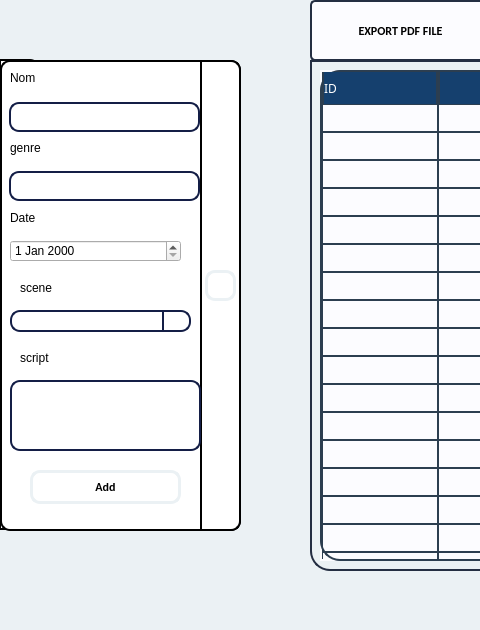
HyperDarkmoon/TVEmpire, file emission.ui: the form before one commit; both pictures show x 0 to 480 and y 100 to 730 of the 1310 by 730 pixel window.
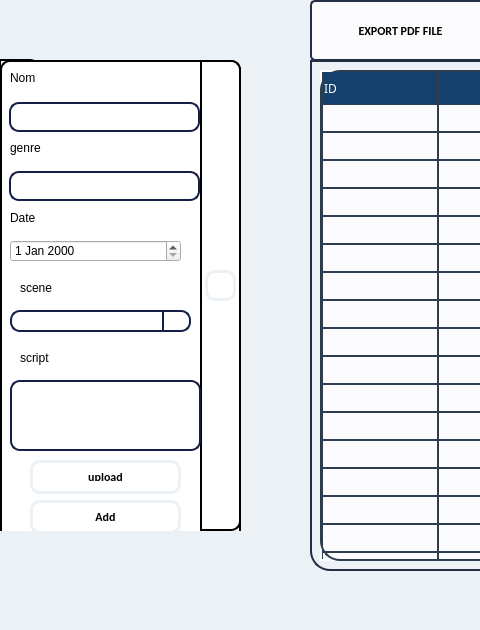
The form after the commit. Icons and pictures are not drawn.

Diff of the .ui file:
```diff
--- a/emission.ui
+++ b/emission.ui
@@ -632,7 +632,7 @@
        <x>0</x>
        <y>0</y>
        <width>241</width>
-       <height>471</height>
+       <height>531</height>
       </rect>
      </property>
      <property name="styleSheet">
@@ -803,7 +803,7 @@
      <property name="geometry">
       <rect>
        <x>30</x>
-       <y>410</y>
+       <y>440</y>
        <width>151</width>
        <height>34</height>
       </rect>
@@ -1014,6 +1014,47 @@
       <string/>
      </property>
     </widget>
+    <widget class="QPushButton" name="uploadVid">
+     <property name="geometry">
+      <rect>
+       <x>30</x>
+       <y>400</y>
+       <width>151</width>
+       <height>34</height>
+      </rect>
+     </property>
+     <property name="styleSheet">
+      <string notr="true">QPushButton {
+    background-color: transparent; 
+    color: black;
+    border: 3px solid#EBF1F4 ;
+    border-radius: 10px;
+    padding: 10px 20px;
+    font-weight: bold;
+    font-family: Calibri, sans-serif;
+}
+
+/* Hover effect */
+QPushButton:hover {
+  
+    border: 3px solid #141E46;
+    color: black;
+}</string>
+     </property>
+     <property name="text">
+      <string>upload</string>
+     </property>
+     <property name="icon">
+      <iconset>
+       <normaloff>../../../Users/moham/Desktop/icons/add.svg</normaloff>../../../Users/moham/Desktop/icons/add.svg</iconset>
+     </property>
+     <property name="iconSize">
+      <size>
+       <width>20</width>
+       <height>20</height>
+      </size>
+     </property>
+    </widget>
     <zorder>label_10</zorder>
     <zorder>label_5</zorder>
     <zorder>name</zorder>
@@ -1030,6 +1071,7 @@
     <zorder>script</zorder>
     <zorder>label_13</zorder>
     <zorder>errorLabel</zorder>
+    <zorder>uploadVid</zorder>
    </widget>
    <widget class="QWidget" name="widget" native="true">
     <property name="geometry">
```
